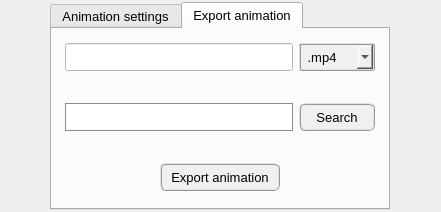
Before: the Qt Designer form pulse/interface/ui_files/plots/animation/animation_widget.ui in open-pulse/OpenPulse, drawn with Qt 5.
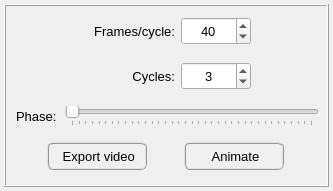
After: the same form once the commit is applied. The open tabs and pages were chosen to show the change. Icons and pictures are not drawn.

Commit message: Refactoring the animation class

Patch:
```diff
--- a/pulse/interface/ui_files/plots/animation/animation_widget.ui
+++ b/pulse/interface/ui_files/plots/animation/animation_widget.ui
@@ -6,82 +6,51 @@
    <rect>
     <x>0</x>
     <y>0</y>
-    <width>441</width>
-    <height>212</height>
+    <width>333</width>
+    <height>191</height>
    </rect>
   </property>
-  <property name="minimumSize">
-   <size>
-    <width>320</width>
-    <height>212</height>
-   </size>
-  </property>
-  <property name="maximumSize">
-   <size>
-    <width>600</width>
-    <height>212</height>
-   </size>
-  </property>
   <property name="windowTitle">
    <string>Form</string>
   </property>
+  <layout class="QGridLayout" name="gridLayout_2">
+   <property name="leftMargin">
+    <number>4</number>
+   </property>
+   <property name="topMargin">
+    <number>4</number>
+   </property>
+   <property name="rightMargin">
+    <number>4</number>
+   </property>
+   <property name="bottomMargin">
+    <number>4</number>
+   </property>
+   <property name="spacing">
+    <number>4</number>
+   </property>
+   <item row="0" column="0">
+    <widget class="QFrame" name="frame">
+     <property name="frameShape">
+      <enum>QFrame::Box</enum>
+     </property>
+     <property name="frameShadow">
+      <enum>QFrame::Raised</enum>
+     </property>
   <layout class="QGridLayout" name="gridLayout">
    <property name="leftMargin">
-    <number>2</number>
+       <number>4</number>
    </property>
    <property name="topMargin">
-    <number>2</number>
+       <number>4</number>
    </property>
    <property name="rightMargin">
-    <number>2</number>
+       <number>4</number>
    </property>
    <property name="bottomMargin">
-    <number>2</number>
+       <number>4</number>
    </property>
    <property name="spacing">
-    <number>2</number>
-   </property>
-   <item row="0" column="0">
-    <widget class="QTabWidget" name="tabWidget_animation">
-     <property name="minimumSize">
-      <size>
-       <width>340</width>
-       <height>200</height>
-      </size>
-     </property>
-     <property name="maximumSize">
-      <size>
-       <width>340</width>
-       <height>232</height>
-      </size>
-     </property>
-     <property name="font">
-      <font>
-       <family>MS Shell Dlg 2</family>
-       <pointsize>10</pointsize>
-       <weight>50</weight>
-       <italic>false</italic>
-       <bold>false</bold>
-      </font>
-     </property>
-     <property name="currentIndex">
-      <number>0</number>
-     </property>
-     <widget class="QWidget" name="tab_main">
-      <attribute name="title">
-       <string>Animation settings</string>
-      </attribute>
-      <layout class="QGridLayout" name="gridLayout_12">
-       <property name="leftMargin">
-        <number>4</number>
-       </property>
-       <property name="topMargin">
-        <number>6</number>
-       </property>
-       <property name="rightMargin">
-        <number>4</number>
-       </property>
-       <property name="bottomMargin">
         <number>4</number>
        </property>
        <item row="0" column="0">
@@ -377,101 +346,18 @@
          </layout>
         </widget>
        </item>
-       <item row="3" column="0">
-        <widget class="QFrame" name="frame_8">
-         <property name="minimumSize">
-          <size>
-           <width>0</width>
-           <height>40</height>
-          </size>
-         </property>
-         <property name="maximumSize">
-          <size>
-           <width>16777215</width>
-           <height>40</height>
-          </size>
-         </property>
-         <property name="frameShape">
-          <enum>QFrame::NoFrame</enum>
-         </property>
-         <property name="frameShadow">
-          <enum>QFrame::Raised</enum>
-         </property>
-         <layout class="QGridLayout" name="gridLayout_9">
-          <property name="leftMargin">
-           <number>0</number>
-          </property>
-          <property name="topMargin">
-           <number>0</number>
-          </property>
-          <property name="rightMargin">
-           <number>0</number>
-          </property>
-          <property name="bottomMargin">
-           <number>0</number>
-          </property>
-          <property name="spacing">
-           <number>0</number>
-          </property>
-          <item row="0" column="0">
-           <widget class="QPushButton" name="pushButton_animate">
-            <property name="minimumSize">
-             <size>
-              <width>100</width>
-              <height>28</height>
-             </size>
-            </property>
-            <property name="maximumSize">
-             <size>
-              <width>100</width>
-              <height>28</height>
-             </size>
-            </property>
-            <property name="font">
-             <font>
-              <family>MS Shell Dlg 2</family>
-              <pointsize>10</pointsize>
-              <weight>50</weight>
-              <italic>false</italic>
-              <bold>false</bold>
-             </font>
-            </property>
-            <property name="styleSheet">
-             <string notr="true">QPushButton{border-radius: 6px; border-color: rgb(150, 150, 150); border-style: ridge; border-width: 2px; color: rgb(0, 0, 0); background-color: rgb(240, 240, 240)}
-QPushButton:hover{border-radius: 6px; border-color: rgb(0, 170, 255); border-style: ridge; border-width: 2px; color: rgb(0, 0, 0); background-color: rgba(174, 213, 255, 100)}
-QPushButton:pressed{border-radius: 6px; border-color: rgb(0, 170, 255); border-style: ridge; border-width: 2px; color: rgb(0, 0, 0); background-color: rgb(174, 213, 255)}
-QPushButton:disabled{border-radius: 6px; border-color: rgb(150, 150, 150); border-style: ridge; border-width: 0px; color: rgb(150,150, 150); background-color: rgb(220, 220, 220)}</string>
-            </property>
-            <property name="text">
-             <string> Animate</string>
-            </property>
-            <property name="icon">
-             <iconset>
-              <normaloff>../../../../../data/icons/play_pause.png</normaloff>../../../../../data/icons/play_pause.png</iconset>
-            </property>
-            <property name="iconSize">
-             <size>
-              <width>16</width>
-              <height>16</height>
-             </size>
-            </property>
-           </widget>
-          </item>
-         </layout>
-        </widget>
-       </item>
        <item row="2" column="0">
         <widget class="QFrame" name="frame_slider">
          <property name="minimumSize">
           <size>
            <width>0</width>
-           <height>32</height>
+          <height>30</height>
           </size>
          </property>
          <property name="maximumSize">
           <size>
            <width>16777215</width>
-           <height>32</height>
+          <height>30</height>
           </size>
          </property>
          <property name="frameShape">
@@ -548,189 +434,18 @@
          </layout>
         </widget>
        </item>
-      </layout>
-     </widget>
-     <widget class="QWidget" name="tab_export">
-      <attribute name="title">
-       <string>Export animation</string>
-      </attribute>
-      <layout class="QGridLayout" name="gridLayout_8">
-       <property name="leftMargin">
-        <number>4</number>
-       </property>
-       <property name="topMargin">
-        <number>4</number>
-       </property>
-       <property name="rightMargin">
-        <number>4</number>
-       </property>
-       <property name="bottomMargin">
-        <number>4</number>
-       </property>
-       <item row="0" column="0">
-        <widget class="QFrame" name="frame_5">
-         <property name="maximumSize">
-          <size>
-           <width>16777215</width>
-           <height>48</height>
-          </size>
-         </property>
-         <property name="frameShape">
-          <enum>QFrame::NoFrame</enum>
-         </property>
-         <property name="frameShadow">
-          <enum>QFrame::Raised</enum>
-         </property>
-         <layout class="QGridLayout" name="gridLayout_15">
-          <property name="leftMargin">
-           <number>0</number>
-          </property>
-          <property name="topMargin">
-           <number>0</number>
-          </property>
-          <property name="rightMargin">
-           <number>0</number>
-          </property>
-          <property name="bottomMargin">
-           <number>0</number>
-          </property>
-          <item row="0" column="1">
-           <widget class="QLineEdit" name="lineEdit_file_name">
+      <item row="3" column="0">
+       <widget class="QFrame" name="frame_8">
             <property name="minimumSize">
              <size>
-              <width>228</width>
-              <height>28</height>
+          <width>0</width>
+          <height>40</height>
              </size>
             </property>
             <property name="maximumSize">
              <size>
-              <width>228</width>
-              <height>28</height>
-             </size>
-            </property>
-            <property name="font">
-             <font>
-              <pointsize>9</pointsize>
-              <weight>50</weight>
-              <italic>false</italic>
-              <bold>false</bold>
-             </font>
-            </property>
-            <property name="toolTip">
-             <string>&lt;html&gt;&lt;head/&gt;&lt;body&gt;&lt;p&gt;&lt;span style=&quot; font-weight:400; font-style:normal;&quot;&gt;Insert a file name to export the animation file&lt;/span&gt;&lt;/p&gt;&lt;/body&gt;&lt;/html&gt;</string>
-            </property>
-            <property name="layoutDirection">
-             <enum>Qt::LeftToRight</enum>
-            </property>
-            <property name="styleSheet">
-             <string notr="true">color: rgb(0, 0, 0);
-background-color: rgb(255, 255, 255);</string>
-            </property>
-            <property name="text">
-             <string/>
-            </property>
-            <property name="alignment">
-             <set>Qt::AlignCenter</set>
-            </property>
-           </widget>
-          </item>
-          <item row="0" column="0">
-           <spacer name="horizontalSpacer_5">
-            <property name="orientation">
-             <enum>Qt::Horizontal</enum>
-            </property>
-            <property name="sizeHint" stdset="0">
-             <size>
-              <width>40</width>
-              <height>20</height>
-             </size>
-            </property>
-           </spacer>
-          </item>
-          <item row="0" column="2">
-           <widget class="QComboBox" name="comboBox_file_format">
-            <property name="minimumSize">
-             <size>
-              <width>76</width>
-              <height>28</height>
-             </size>
-            </property>
-            <property name="maximumSize">
-             <size>
-              <width>76</width>
-              <height>28</height>
-             </size>
-            </property>
-            <property name="font">
-             <font>
-              <family>MS Shell Dlg 2</family>
-              <pointsize>10</pointsize>
-              <weight>50</weight>
-              <italic>false</italic>
-              <bold>false</bold>
-             </font>
-            </property>
-            <property name="toolTip">
-             <string>&lt;html&gt;&lt;head/&gt;&lt;body&gt;&lt;p&gt;Select the file extension&lt;/p&gt;&lt;/body&gt;&lt;/html&gt;</string>
-            </property>
-            <property name="styleSheet">
-             <string notr="true">QComboBox{border-radius: 2px; border-color: rgb(150, 150, 150); border-style: ridge; border-width: 2px; color: rgb(0, 0, 0); background-color: rgb(240, 240, 240); font: 10pt &quot;MS Shell Dlg 2&quot;}
-QComboBox:hover{border-radius: 2px; border-color: rgb(0, 170, 255); border-style: ridge; border-width: 2px; color: rgb(0, 0, 0); background-color: rgba(174, 213, 255, 100); font: 10pt &quot;MS Shell Dlg 2&quot;}
-QComboBox:pressed{border-radius: 2px; border-color: rgb(0, 170, 255); border-style: ridge; border-width: 3px; color: rgb(0, 0, 0); background-color: rgb(174, 213, 255); font: 10pt &quot;MS Shell Dlg 2&quot;}</string>
-            </property>
-            <property name="editable">
-             <bool>false</bool>
-            </property>
-            <property name="currentIndex">
-             <number>1</number>
-            </property>
-            <property name="maxVisibleItems">
-             <number>4</number>
-            </property>
-            <item>
-             <property name="text">
-              <string>  .avi</string>
-             </property>
-            </item>
-            <item>
-             <property name="text">
-              <string> .mp4</string>
-             </property>
-            </item>
-            <item>
-             <property name="text">
-              <string> .ogv</string>
-             </property>
-            </item>
-            <item>
-             <property name="text">
-              <string>.mpeg</string>
-             </property>
-            </item>
-           </widget>
-          </item>
-          <item row="0" column="3">
-           <spacer name="horizontalSpacer_6">
-            <property name="orientation">
-             <enum>Qt::Horizontal</enum>
-            </property>
-            <property name="sizeHint" stdset="0">
-             <size>
-              <width>40</width>
-              <height>20</height>
-             </size>
-            </property>
-           </spacer>
-          </item>
-         </layout>
-        </widget>
-       </item>
-       <item row="2" column="0">
-        <widget class="QFrame" name="frame_19">
-         <property name="maximumSize">
-          <size>
            <width>16777215</width>
-           <height>48</height>
+          <height>40</height>
           </size>
          </property>
          <property name="frameShape">
@@ -739,7 +454,7 @@
          <property name="frameShadow">
           <enum>QFrame::Raised</enum>
          </property>
-         <layout class="QGridLayout" name="gridLayout_16">
+        <layout class="QGridLayout" name="gridLayout_9">
           <property name="leftMargin">
            <number>0</number>
           </property>
@@ -755,17 +470,17 @@
           <property name="spacing">
            <number>0</number>
           </property>
-          <item row="0" column="0">
-           <widget class="QPushButton" name="pushButton_export_animation">
+         <item row="0" column="1">
+          <widget class="QPushButton" name="pushButton_animate">
             <property name="minimumSize">
              <size>
-              <width>120</width>
+             <width>100</width>
               <height>28</height>
              </size>
             </property>
             <property name="maximumSize">
              <size>
-              <width>120</width>
+             <width>100</width>
               <height>28</height>
              </size>
             </property>
@@ -785,7 +500,7 @@
 QPushButton:disabled{border-radius: 6px; border-color: rgb(150, 150, 150); border-style: ridge; border-width: 0px; color: rgb(150,150, 150); background-color: rgb(220, 220, 220)}</string>
             </property>
             <property name="text">
-             <string>Export animation</string>
+            <string> Animate</string>
             </property>
             <property name="icon">
              <iconset>
@@ -793,118 +508,29 @@
             </property>
             <property name="iconSize">
              <size>
-              <width>24</width>
-              <height>24</height>
+             <width>16</width>
+             <height>16</height>
              </size>
             </property>
            </widget>
           </item>
-         </layout>
-        </widget>
-       </item>
-       <item row="1" column="0">
-        <widget class="QFrame" name="frame_4">
-         <property name="maximumSize">
-          <size>
-           <width>16777215</width>
-           <height>60</height>
-          </size>
-         </property>
-         <property name="frameShape">
-          <enum>QFrame::NoFrame</enum>
-         </property>
-         <property name="frameShadow">
-          <enum>QFrame::Raised</enum>
-         </property>
-         <layout class="QGridLayout" name="gridLayout_3">
-          <property name="leftMargin">
-           <number>0</number>
-          </property>
-          <property name="topMargin">
-           <number>0</number>
-          </property>
-          <property name="rightMargin">
-           <number>0</number>
-          </property>
-          <property name="bottomMargin">
-           <number>0</number>
-          </property>
-          <property name="spacing">
-           <number>6</number>
-          </property>
           <item row="0" column="0">
-           <spacer name="horizontalSpacer_7">
-            <property name="orientation">
-             <enum>Qt::Horizontal</enum>
-            </property>
-            <property name="sizeHint" stdset="0">
-             <size>
-              <width>40</width>
-              <height>20</height>
-             </size>
-            </property>
-           </spacer>
-          </item>
-          <item row="0" column="1">
-           <widget class="QLabel" name="label_export_path">
-            <property name="enabled">
-             <bool>false</bool>
-            </property>
+          <widget class="QPushButton" name="pushButton_export">
             <property name="minimumSize">
              <size>
-              <width>228</width>
+             <width>100</width>
               <height>28</height>
              </size>
             </property>
             <property name="maximumSize">
              <size>
-              <width>228</width>
+             <width>100</width>
               <height>28</height>
              </size>
             </property>
             <property name="font">
              <font>
-              <family>Arial</family>
-              <pointsize>9</pointsize>
-              <weight>50</weight>
-              <italic>true</italic>
-              <bold>false</bold>
-             </font>
-            </property>
-            <property name="styleSheet">
-             <string notr="true">color: rgb(140, 140, 140);
-background-color: rgb(255, 255, 255);</string>
-            </property>
-            <property name="frameShape">
-             <enum>QFrame::Box</enum>
-            </property>
-            <property name="text">
-             <string>&lt;Folder path&gt;</string>
-            </property>
-            <property name="alignment">
-             <set>Qt::AlignCenter</set>
-            </property>
-            <property name="wordWrap">
-             <bool>true</bool>
-            </property>
-           </widget>
-          </item>
-          <item row="0" column="2">
-           <widget class="QPushButton" name="pushButton_ChooseFolderExport">
-            <property name="minimumSize">
-             <size>
-              <width>76</width>
-              <height>28</height>
-             </size>
-            </property>
-            <property name="maximumSize">
-             <size>
-              <width>76</width>
-              <height>28</height>
-             </size>
-            </property>
-            <property name="font">
-             <font>
+             <family>MS Shell Dlg 2</family>
               <pointsize>10</pointsize>
               <weight>50</weight>
               <italic>false</italic>
@@ -921,12 +547,8 @@
 QPushButton:disabled{border-radius: 6px; border-color: rgb(150, 150, 150); border-style: ridge; border-width: 0px; color: rgb(150,150, 150); background-color: rgb(220, 220, 220)}</string>
             </property>
             <property name="text">
-             <string>Search</string>
-            </property>
-            <property name="icon">
-             <iconset>
-              <normaloff>../../../../../data/icons/loadProject.png</normaloff>../../../../../data/icons/loadProject.png</iconset>
-            </property>
+            <string> Export video</string>
+           </property>
             <property name="iconSize">
              <size>
               <width>16</width>
@@ -935,24 +557,10 @@
             </property>
            </widget>
           </item>
-          <item row="0" column="3">
-           <spacer name="horizontalSpacer_8">
-            <property name="orientation">
-             <enum>Qt::Horizontal</enum>
-            </property>
-            <property name="sizeHint" stdset="0">
-             <size>
-              <width>40</width>
-              <height>20</height>
-             </size>
-            </property>
-           </spacer>
-          </item>
          </layout>
         </widget>
        </item>
       </layout>
-     </widget>
     </widget>
    </item>
   </layout>
```
Left out of the diff: 5 changed lines with no effect on the pictures. Lines whose indentation alone changed are shown as unchanged. The commit also changes 2 other files.
